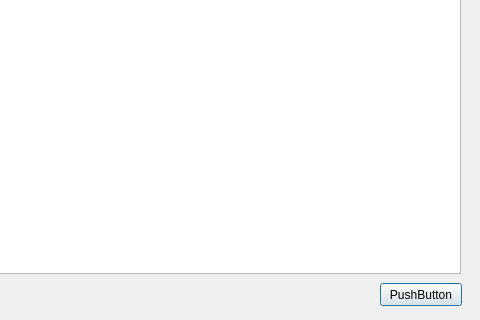
Above: addlanguagedialog.ui from MrRisoni/Gauss before the change; both pictures show x 120 to 600 and y 107 to 427 of the 600 by 427 pixel window. Below: the same form after it.
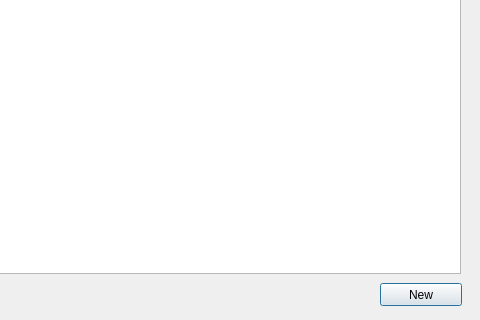
That is the form after the change.

Patch:
```diff
--- a/addlanguagedialog.ui
+++ b/addlanguagedialog.ui
@@ -33,7 +33,7 @@
     </rect>
    </property>
    <property name="text">
-    <string>PushButton</string>
+    <string>New</string>
    </property>
   </widget>
  </widget>
```
Left out of the diff: 4 changed lines with no effect on the pictures.
